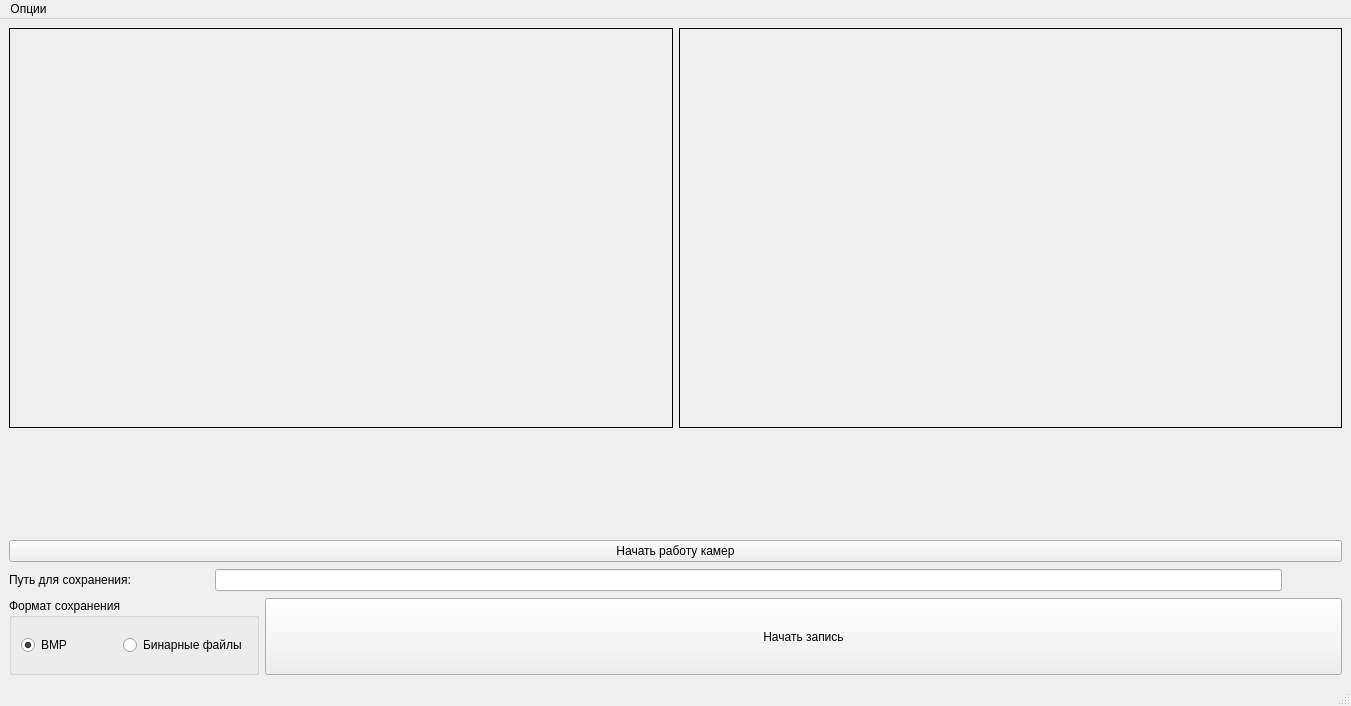
Above: BaslerWindow.ui from Lom-Karatist/BaslerTest before the change. Below: the same form after it.
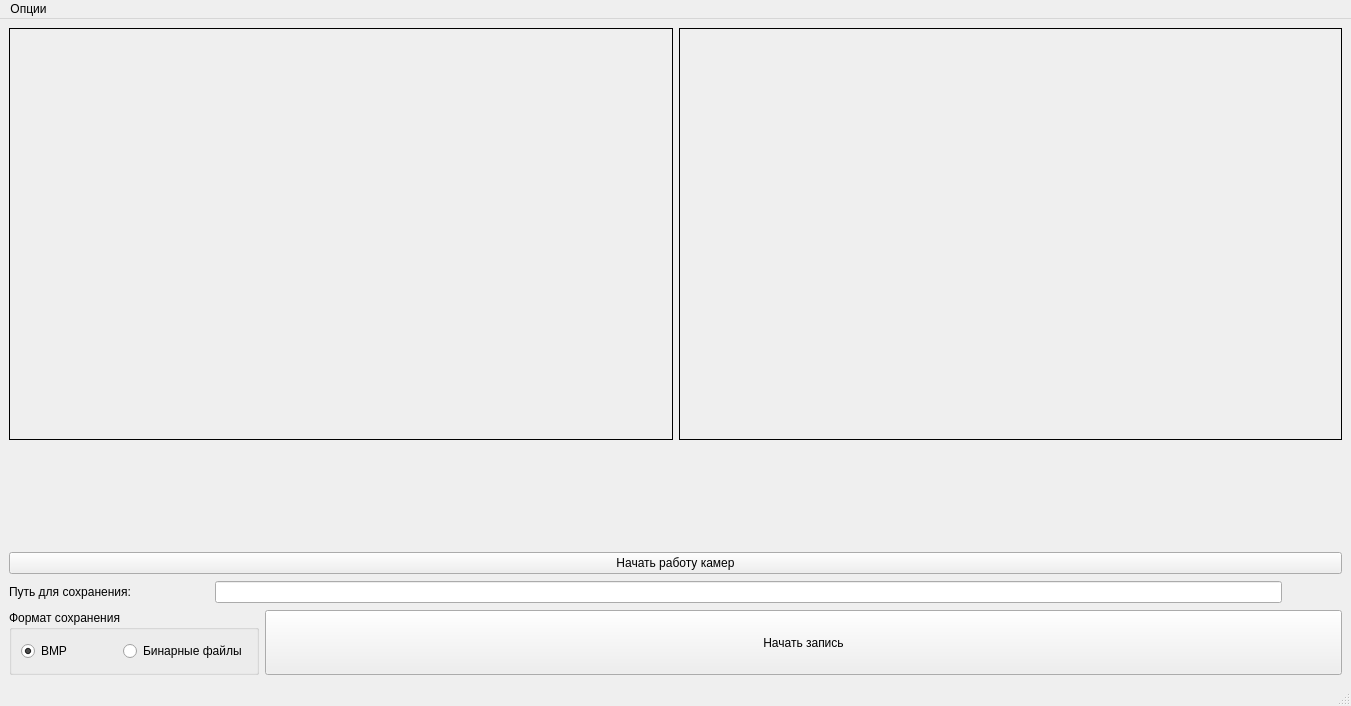
That is the form after the change. Icons and pictures are not drawn. Custom widgets are drawn as their Qt base class.

```diff
--- a/BaslerWindow.ui
+++ b/BaslerWindow.ui
@@ -270,6 +270,12 @@
           <verstretch>0</verstretch>
          </sizepolicy>
         </property>
+        <property name="maximumSize">
+         <size>
+          <width>16777215</width>
+          <height>65</height>
+         </size>
+        </property>
         <property name="text">
          <string>Начать запись</string>
         </property>
```
